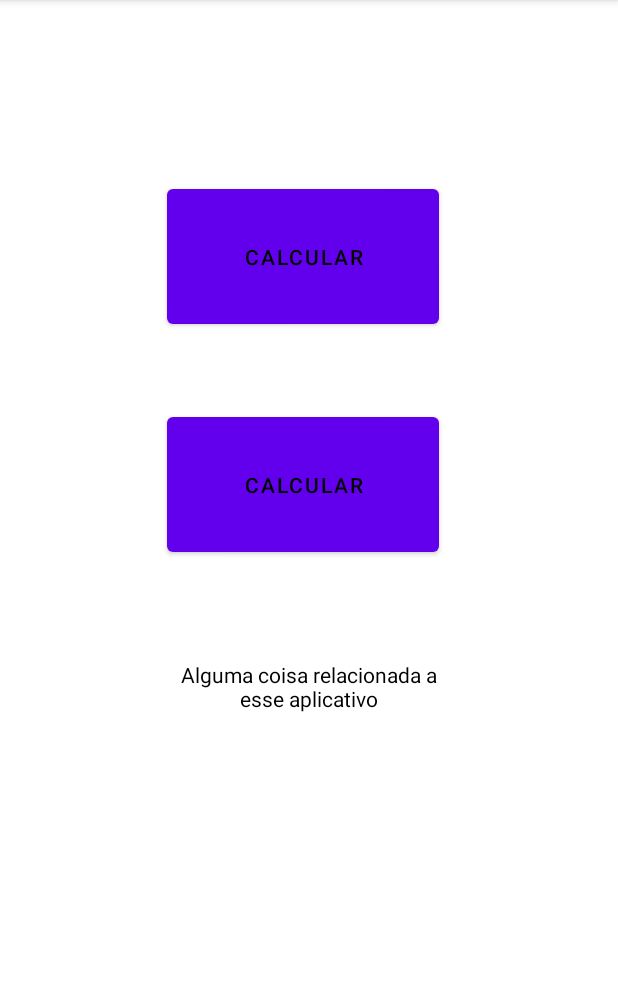
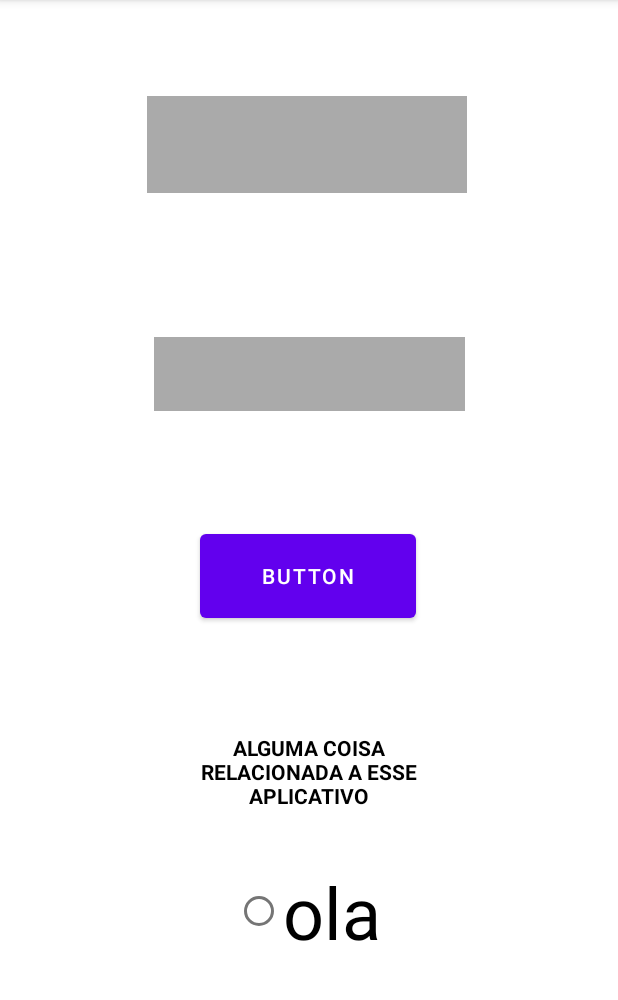
Before and after one commit to tumusx/BMI, an Android app: the screen it shows after launch (MainActivity), on a phone screen of 412 x 824 dp, the part 84-1084 px from its top. Run offline under Robolectric (Android 15) with nearby library versions, the phone set to English and light mode, and no system bars.

Commit message:
created methods for activity main

```diff
--- a/app/src/main/java/com/aplicacao/MainActivity.kt
+++ b/app/src/main/java/com/aplicacao/MainActivity.kt
@@ -5,15 +5,46 @@ import android.graphics.Color
 import android.icu.number.IntegerWidth
 import androidx.appcompat.app.AppCompatActivity
 import android.os.Bundle
+import android.util.Log
+import kotlin.math.log
 
 class MainActivity : AppCompatActivity() {
     override fun onCreate(savedInstanceState: Bundle?) {
         super.onCreate(savedInstanceState)
         setContentView(R.layout.activity_main)
+        Log.w("lifecycle","Estou criando a tela")
+    }
 
-        /*var btCalcular = calcular
-        var resultado = resultado
-        btCalcular.set*/
+    override fun onStart() {
+        super.onStart()
+        Log.w("Lifecycle", "tela esta visivel")
+    }
+
+    override fun onResume() {
+        super.onResume()
+        Log.w("Lifecycle", "Interagir com a tela")
+    }
+
+    override fun onPause() {
+        super.onPause()
+        Log.w("Lifecycle", "Agora voce nao pode Interagir")
+    }
+
+    override fun onStop() {
+        super.onStop()
+        Log.w("Lifecycle", "Agora voce parou a aplicacao e a tela nao está mais visivel")
 
     }
-}
+
+    override fun onDestroy() {
+        super.onDestroy()
+        Log.w("Lifecycle", "Sua tela foi destruída")
+    }
+
+    override fun onRestart() {
+        super.onRestart()
+        Log.w("Lifecycle", "Sua tela foi restardada com sucesso")
+    }
+
+
+    }
--- a/app/src/main/res/layout/activity_main.xml
+++ b/app/src/main/res/layout/activity_main.xml
@@ -6,41 +6,70 @@
     android:layout_height="match_parent"
     tools:context=".MainActivity">
 
-    <Button
-        android:id="@+id/calcular1"
-        android:layout_width="181dp"
-        android:layout_height="102dp"
-        android:layout_marginTop="50dp"
-        android:text="@string/Calcular"
-        android:textColor="@color/black"
-        app:layout_constraintEnd_toEndOf="parent"
-        app:layout_constraintHorizontal_bias="0.482"
-        app:layout_constraintStart_toStartOf="parent"
-        app:layout_constraintTop_toBottomOf="@+id/calcular" />
-
-    <Button
-        android:id="@+id/calcular"
-        android:layout_width="181dp"
-        android:layout_height="102dp"
-        android:layout_marginTop="120dp"
-        android:text="@string/Calcular"
-        android:textColor="@color/black"
-        app:layout_constraintBottom_toTopOf="@+id/calcular1"
-        app:layout_constraintEnd_toEndOf="parent"
-        app:layout_constraintHorizontal_bias="0.482"
-        app:layout_constraintStart_toStartOf="parent"
-        app:layout_constraintTop_toTopOf="parent" />
-
     <TextView
-        android:layout_width="188dp"
-        android:layout_height="62dp"
-        android:layout_marginTop="50dp"
+        android:id="@+id/textView"
+        android:layout_width="185dp"
+        android:layout_height="97dp"
+        android:layout_marginTop="192dp"
         android:gravity="center"
         android:text="\nAlguma coisa relacionada a esse aplicativo\n"
+        android:textAllCaps="true"
         android:textColor="@color/black"
+        android:textStyle="bold"
         app:layout_constraintEnd_toEndOf="parent"
         app:layout_constraintHorizontal_bias="0.497"
         app:layout_constraintStart_toStartOf="parent"
-        app:layout_constraintTop_toBottomOf="@+id/calcular1" />
+        app:layout_constraintTop_toBottomOf="@+id/editTextTextPersonName2" />
+
+    <RadioButton
+        android:layout_width="wrap_content"
+        android:layout_height="wrap_content"
+        android:text="ola"
+        app:layout_constraintEnd_toEndOf="parent"
+        app:layout_constraintHorizontal_bias="0.498"
+        app:layout_constraintStart_toStartOf="parent"
+        app:layout_constraintTop_toBottomOf="@+id/textView"
+        style="@style/tittle_purple" />
+
+    <EditText
+        android:id="@+id/edi1"
+        android:layout_width="wrap_content"
+        android:layout_height="wrap_content"
+        android:layout_marginTop="64dp"
+        android:background="@android:color/darker_gray"
+        android:ems="10"
+        android:gravity="center"
+        android:inputType="textPersonName"
+        android:minHeight="48dp"
+        android:padding="20dp"
+        app:layout_constraintEnd_toEndOf="parent"
+        app:layout_constraintHorizontal_bias="0.492"
+        app:layout_constraintStart_toStartOf="parent"
+        app:layout_constraintTop_toTopOf="parent"
+        tools:ignore="SpeakableTextPresentCheck" />
+
+    <EditText
+        android:id="@+id/editTextTextPersonName2"
+        android:layout_width="207dp"
+        android:layout_height="49dp"
+        android:layout_marginTop="96dp"
+        android:background="@android:color/darker_gray"
+        android:ems="10"
+        android:gravity="center"
+        android:inputType="textPersonName"
+        app:layout_constraintEnd_toEndOf="parent"
+        app:layout_constraintStart_toStartOf="parent"
+        app:layout_constraintTop_toBottomOf="@+id/edi1" />
+
+    <Button
+        android:id="@+id/button2"
+        android:layout_width="144dp"
+        android:layout_height="68dp"
+        android:layout_marginTop="76dp"
+        android:text="Button"
+        app:layout_constraintEnd_toEndOf="parent"
+        app:layout_constraintHorizontal_bias="0.498"
+        app:layout_constraintStart_toStartOf="parent"
+        app:layout_constraintTop_toBottomOf="@+id/editTextTextPersonName2" />
 
 </androidx.constraintlayout.widget.ConstraintLayout>
--- a/app/src/main/res/layout/activity_result.xml
+++ b/app/src/main/res/layout/activity_result.xml
@@ -6,4 +6,25 @@
     android:layout_height="match_parent"
     tools:context=".ResultActivity">
 
+    <Button
+        android:id="@+id/button"
+        android:layout_width="151dp"
+        android:layout_height="90dp"
+        android:layout_marginTop="160dp"
+        android:text="Button"
+        app:layout_constraintEnd_toEndOf="parent"
+        app:layout_constraintHorizontal_bias="0.453"
+        app:layout_constraintStart_toStartOf="parent"
+        app:layout_constraintTop_toTopOf="parent" />
+
+    <ImageView
+        android:id="@+id/imageView"
+        android:layout_width="wrap_content"
+        android:layout_height="wrap_content"
+        android:layout_marginTop="132dp"
+        app:layout_constraintEnd_toEndOf="parent"
+        app:layout_constraintHorizontal_bias="0.459"
+        app:layout_constraintStart_toStartOf="parent"
+        app:layout_constraintTop_toBottomOf="@+id/button"
+        tools:srcCompat="@tools:sample/avatars" />
 </androidx.constraintlayout.widget.ConstraintLayout>
--- /dev/null
+++ b/app/src/main/res/values/styles.xml
@@ -0,0 +1,8 @@
+<?xml version="1.0" encoding="utf-8"?>
+<resources>
+
+    <style name="tittle_purple">
+        <item name="android:layout_marginTop">12dp</item>
+        <item name="android:textSize">48sp</item>
+    </style>
+</resources>
```
